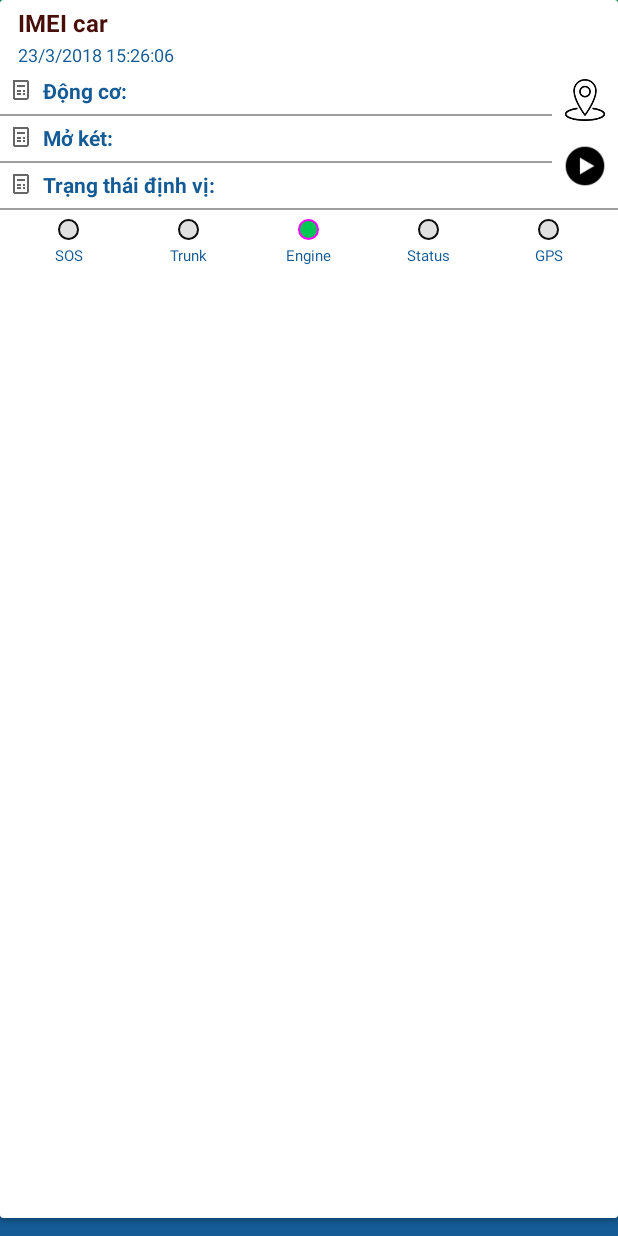
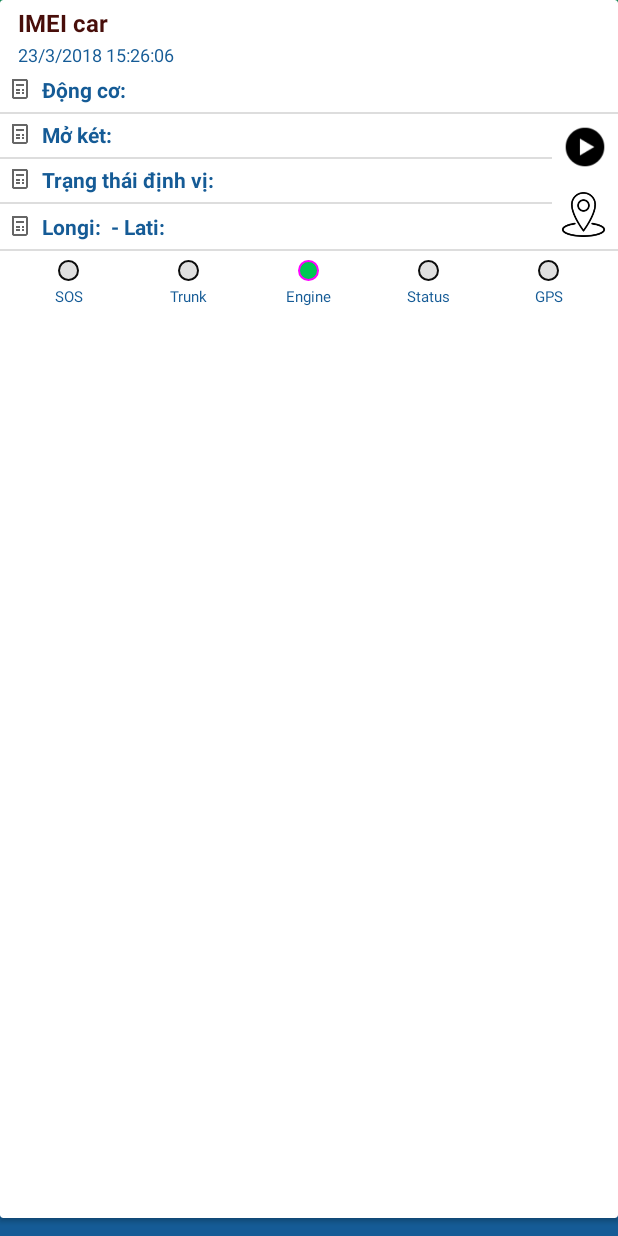
Before and after one commit to Huyenchu26/Demo-Chu, an Android app: the layout item_vehicle_child.xml on its own in the app's theme, with its tools: preview values and no code run, on a phone screen of 412 x 824 dp. Run offline under Robolectric (Android 15) with nearby library versions, the phone set to English and light mode, and no system bars.

Commit message:
update view main

```diff
--- a/app/src/main/java/mq/com/chuohapps/ui/home/adapter/VehicleAdapter.java
+++ b/app/src/main/java/mq/com/chuohapps/ui/home/adapter/VehicleAdapter.java
@@ -7,6 +7,8 @@ import android.view.animation.Animation;
 import android.view.animation.AnimationUtils;
 import android.widget.ImageView;
 import android.widget.TextView;
+
+import com.google.android.gms.maps.model.LatLng;
 
 import java.util.List;
 
@@ -31,7 +33,7 @@ public class VehicleAdapter extends BaseAdapter<VehicleAdapter.ItemViewHolder, V
         if (position > lastPosition) {
             AppLogger.error("set animation");
             Animation animation = new AlphaAnimation(R.anim.splash_in, R.anim.splash_out);
-            if(position < 4)
+            if (position < 4)
                 animation.setStartOffset(position * 200);
             viewToAnimate.startAnimation(animation);
             lastPosition = position;
@@ -43,7 +45,7 @@ public class VehicleAdapter extends BaseAdapter<VehicleAdapter.ItemViewHolder, V
         return new ItemViewHolder(createView(parent, R.layout.item_vehicle_child));
     }
 
-    public interface ItemListener extends BaseAdapter.BaseItemListener{
+    public interface ItemListener extends BaseAdapter.BaseItemListener {
         void onImageLocationClick(String imei, String longi, String lati);
 
         void onOpenDialogRfid(List<String> rfid);
@@ -74,6 +76,8 @@ public class VehicleAdapter extends BaseAdapter<VehicleAdapter.ItemViewHolder, V
         TextView txtFirmWare;
         @BindView(R.id.txtCPUtime)
         TextView txtCPUtime;
+        @BindView(R.id.txtLocation)
+        TextView txtLocation;
         @BindView(R.id.imgRunning)
         ImageView imgRunning;
 
@@ -87,13 +91,14 @@ public class VehicleAdapter extends BaseAdapter<VehicleAdapter.ItemViewHolder, V
         ImageView imgStatus;
         @BindView(R.id.imgEngine)
         ImageView imgEngine;
+        @BindView(R.id.txtGPS)
+        TextView textGPS;
 
 
         public ItemViewHolder(View itemView) {
             super(itemView);
             ButterKnife.bind(this, itemView);
         }
-
 
 
         protected void bindData(int position) {
@@ -136,6 +141,7 @@ public class VehicleAdapter extends BaseAdapter<VehicleAdapter.ItemViewHolder, V
             });
             txtFirmWare.setText(" Firmware: " + vehicleData.getFirmware());
             txtCPUtime.setText(" CPU time: " + vehicleData.getCpuTime());
+            txtLocation.setText(" Latitude: " + vehicleData.getLatitude() + " - Longitude: " + vehicleData.getLongitude());
 
             setTrafficLight(vehicleData);
             setAnimation(itemView, position);
@@ -145,9 +151,7 @@ public class VehicleAdapter extends BaseAdapter<VehicleAdapter.ItemViewHolder, V
             if (vehicle.getSos().equals("1"))
                 imgSOS.setImageResource(R.drawable.bg_traffic_light);
             else imgSOS.setImageResource(R.drawable.bg_traffic_dark);
-            if (vehicle.getGps().equals("1"))
-                imgGPS.setImageResource(R.drawable.bg_traffic_light);
-            else imgGPS.setImageResource(R.drawable.bg_traffic_dark);
+            imgGPS.setImageResource(R.drawable.bg_traffic_light);
             if (vehicle.getEngine().equals("1"))
                 imgEngine.setImageResource(R.drawable.bg_traffic_light);
             else imgEngine.setImageResource(R.drawable.bg_traffic_dark);
@@ -157,6 +161,7 @@ public class VehicleAdapter extends BaseAdapter<VehicleAdapter.ItemViewHolder, V
             if (vehicle.getStatus().equals("1"))
                 imgStatus.setImageResource(R.drawable.bg_traffic_light);
             else imgStatus.setImageResource(R.drawable.bg_traffic_dark);
+            textGPS.setText(vehicle.getPosStatus() != null ? vehicle.getPosStatus() : "--");
         }
     }
 }
--- a/app/src/main/res/layout/item_vehicle_child.xml
+++ b/app/src/main/res/layout/item_vehicle_child.xml
@@ -31,23 +31,12 @@
             android:textColor="@color/colorPrimary"
             android:textSize="12sp" />
 
-        <ImageView
-            android:id="@+id/imgLocation"
-            android:layout_width="28dp"
-            android:layout_height="28dp"
-            android:layout_below="@+id/txtDateTime"
-            android:layout_alignParentRight="true"
-            android:layout_margin="8dp"
-            android:src="@mipmap/icon_location" />
-
         <TextView
             android:id="@+id/txtFirmWare"
             android:layout_below="@+id/txtDateTime"
             android:layout_width="match_parent"
             android:layout_height="wrap_content"
-            android:layout_margin="6dp"
-            android:layout_toLeftOf="@+id/imgLocation"
-            android:layout_toStartOf="@+id/imgLocation"
+            android:layout_margin="5dp"
             android:drawableLeft="@mipmap/ic_item_bill_id"
             android:text="  Động cơ:"
             android:textColor="@color/colorPrimary"
@@ -58,15 +47,14 @@
             android:layout_width="match_parent"
             android:layout_height="1dp"
             android:layout_below="@+id/txtFirmWare"
-            android:layout_toLeftOf="@+id/imgLocation"
-            android:background="@color/colorTextSecondary" />
+            android:background="@color/default_bg_color" />
 
         <TextView
             android:id="@+id/txtCPUtime"
             android:layout_width="match_parent"
             android:layout_height="wrap_content"
             android:layout_below="@+id/txtFirmWare"
-            android:layout_margin="6dp"
+            android:layout_margin="5dp"
             android:layout_marginRight="2dp"
             android:drawableLeft="@mipmap/ic_item_bill_id"
             android:text="  Mở két: "
@@ -79,14 +67,14 @@
             android:layout_height="1dp"
             android:layout_below="@+id/txtCPUtime"
             android:layout_toLeftOf="@+id/imgRunning"
-            android:background="@color/colorTextSecondary" />
+            android:background="@color/default_bg_color" />
 
         <TextView
             android:id="@+id/positionStatus"
             android:layout_width="match_parent"
             android:layout_height="wrap_content"
             android:layout_below="@+id/txtCPUtime"
-            android:layout_margin="6dp"
+            android:layout_margin="5dp"
             android:layout_marginRight="2dp"
             android:layout_toLeftOf="@+id/imgRunning"
             android:drawableLeft="@mipmap/ic_item_bill_id"
@@ -100,7 +88,7 @@
             android:layout_width="28dp"
             android:layout_height="28dp"
             android:layout_alignParentRight="true"
-            android:layout_below="@+id/imgLocation"
+            android:layout_above="@+id/imgLocation"
             android:layout_margin="8dp"
             android:src="@mipmap/icon_running" />
 
@@ -108,14 +96,45 @@
             android:id="@+id/viewEnd"
             android:layout_width="match_parent"
             android:layout_height="1dp"
+            android:layout_toLeftOf="@+id/imgRunning"
             android:layout_below="@+id/positionStatus"
-            android:background="@color/colorTextSecondary" />
+            android:background="@color/default_bg_color" />
+
+        <TextView
+            android:id="@+id/txtLocation"
+            android:layout_width="match_parent"
+            android:layout_height="wrap_content"
+            android:layout_below="@+id/viewEnd"
+            android:layout_margin="5dp"
+            android:layout_marginRight="2dp"
+            android:layout_toLeftOf="@+id/imgRunning"
+            android:drawableLeft="@mipmap/ic_item_bill_id"
+            android:text="  Longi:  - Lati: "
+            android:textColor="@color/colorPrimary"
+            android:textSize="14sp"
+            android:textStyle="bold" />
+
+        <ImageView
+            android:id="@+id/imgLocation"
+            android:layout_width="30dp"
+            android:layout_height="30dp"
+            android:layout_above="@+id/viewEnd2"
+            android:layout_alignParentRight="true"
+            android:layout_margin="8dp"
+            android:src="@mipmap/icon_location" />
+
+        <View
+            android:id="@+id/viewEnd2"
+            android:layout_width="match_parent"
+            android:layout_height="1dp"
+            android:layout_below="@+id/txtLocation"
+            android:background="@color/default_bg_color" />
 
         <include
             android:id="@+id/toolbarHeader"
             android:layout_width="match_parent"
             android:layout_height="wrap_content"
-            android:layout_below="@+id/viewEnd"
+            android:layout_below="@+id/viewEnd2"
             layout="@layout/x_header_traffic" />
 
     </RelativeLayout>
--- a/app/src/main/res/layout/x_header_traffic.xml
+++ b/app/src/main/res/layout/x_header_traffic.xml
@@ -97,6 +97,7 @@
             android:src="@drawable/bg_traffic_dark"
             android:layout_gravity="center"/>
         <TextView
+            android:id="@+id/txtGPS"
             android:layout_width="wrap_content"
             android:layout_gravity="center"
             android:layout_height="wrap_content"
```
